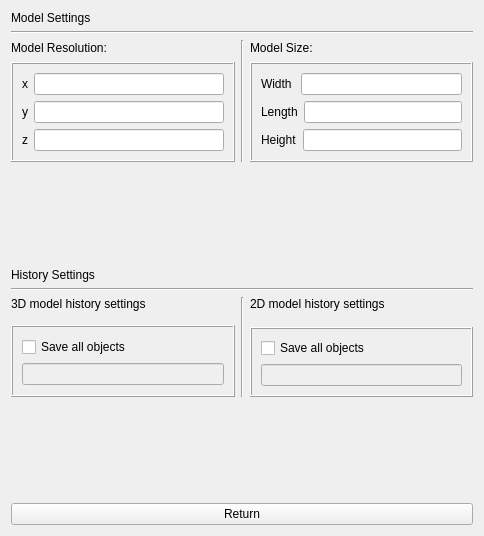
This is Settings/settingswidget.ui in pincky6/Project as Qt 5 draws it before an edit. The edited form follows.
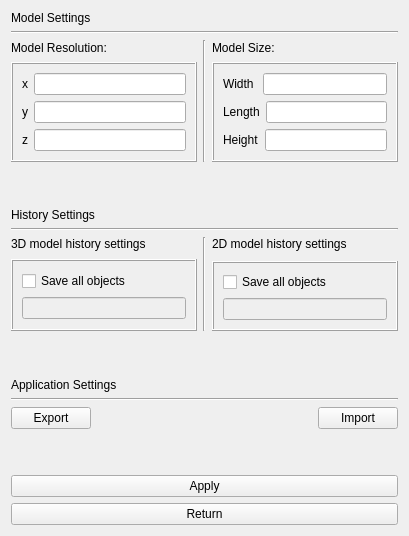
This is the edited form.

Commit message: add settings database and do little changes in code

Patch:
```diff
--- a/Settings/settingswidget.ui
+++ b/Settings/settingswidget.ui
@@ -6,7 +6,7 @@
    <rect>
     <x>0</x>
     <y>0</y>
-    <width>484</width>
+    <width>409</width>
     <height>536</height>
    </rect>
   </property>
@@ -425,17 +425,85 @@
      <property name="orientation">
       <enum>Qt::Vertical</enum>
      </property>
-     <property name="sizeType">
-      <enum>QSizePolicy::Expanding</enum>
+     <property name="sizeHint" stdset="0">
+      <size>
+       <width>20</width>
+       <height>40</height>
+      </size>
      </property>
+    </spacer>
+   </item>
+   <item>
+    <widget class="QLabel" name="label_2">
+     <property name="text">
+      <string>Application Settings</string>
+     </property>
+    </widget>
+   </item>
+   <item>
+    <widget class="Line" name="line">
+     <property name="orientation">
+      <enum>Qt::Horizontal</enum>
+     </property>
+    </widget>
+   </item>
+   <item>
+    <layout class="QHBoxLayout" name="horizontalLayout">
+     <item>
+      <widget class="QPushButton" name="exportButton">
+       <property name="text">
+        <string>Export</string>
+       </property>
+      </widget>
+     </item>
+     <item>
+      <spacer name="horizontalSpacer">
+       <property name="orientation">
+        <enum>Qt::Horizontal</enum>
+       </property>
+       <property name="sizeHint" stdset="0">
+        <size>
+         <width>40</width>
+         <height>20</height>
+        </size>
+       </property>
+      </spacer>
+     </item>
+     <item>
+      <widget class="QPushButton" name="importButton">
+       <property name="text">
+        <string>Import</string>
+       </property>
+      </widget>
+     </item>
+    </layout>
+   </item>
+   <item>
+    <spacer name="verticalSpacer_3">
+     <property name="orientation">
+      <enum>Qt::Vertical</enum>
+     </property>
      <property name="sizeHint" stdset="0">
       <size>
        <width>20</width>
-       <height>80</height>
+       <height>21</height>
       </size>
      </property>
     </spacer>
    </item>
+   <item>
+    <widget class="QPushButton" name="applyButton">
+     <property name="sizePolicy">
+      <sizepolicy hsizetype="Minimum" vsizetype="Fixed">
+       <horstretch>0</horstretch>
+       <verstretch>0</verstretch>
+      </sizepolicy>
+     </property>
+     <property name="text">
+      <string>Apply</string>
+     </property>
+    </widget>
+   </item>
    <item>
     <widget class="QPushButton" name="backButton">
      <property name="sizePolicy">
```
The commit also changes 16 other files.
